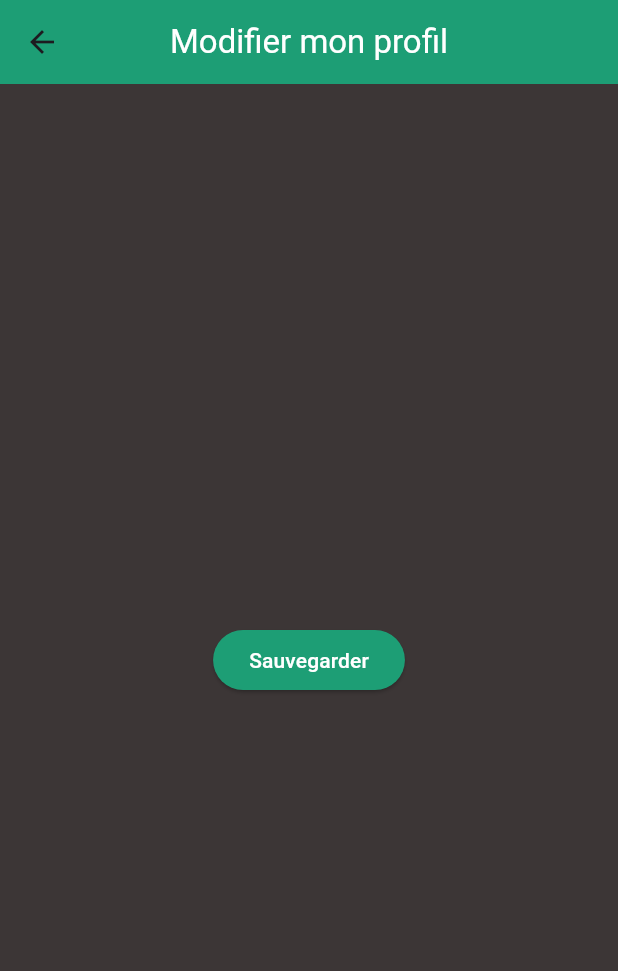
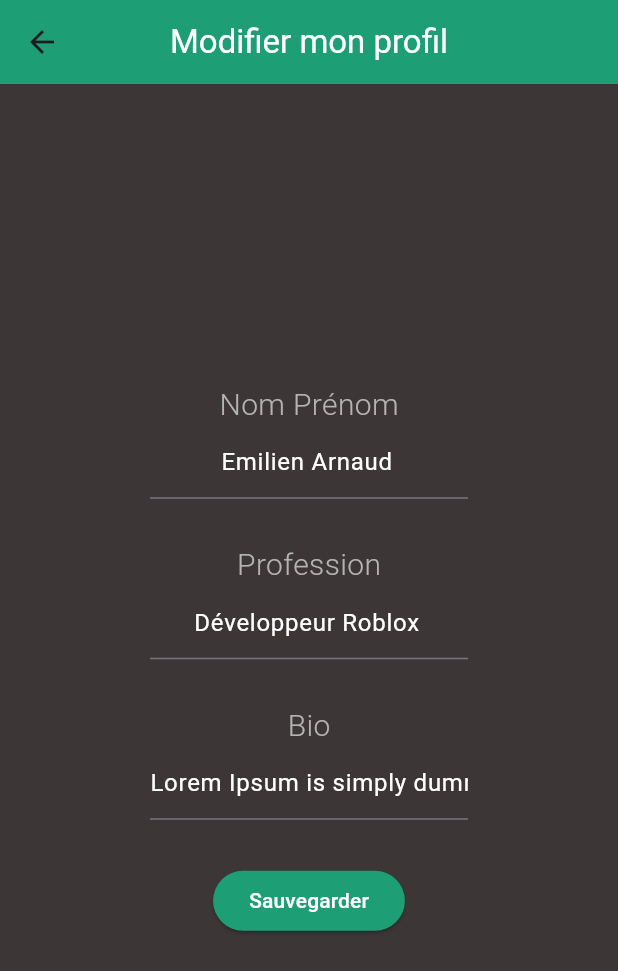
Before and after one commit to Riverboy33/gym_app, a Flutter app: the screen it shows after launch, after a tap on "Modifier le profil", on a phone screen of 412 x 824 dp. Shown: the top 971 px of the screen. Run offline on Flutter 3.47's test engine with Material 3 defaults, Android fonts, the phone set to English and light mode, and no system bars.

Commit message:
feat: add possibility to change infos

```diff
--- a/lib/main.dart
+++ b/lib/main.dart
@@ -13,6 +13,18 @@ class MyApp extends StatelessWidget {
   }
 }
 
+class ProfileData {
+  final String name;
+  final String profession;
+  final String bio;
+
+  ProfileData({
+    required this.name,
+    required this.profession,
+    required this.bio,
+  });
+}
+
 class ProfilPage extends StatefulWidget {
   const ProfilPage({super.key});
 
@@ -22,16 +34,20 @@ class ProfilPage extends StatefulWidget {
 
 class _ProfilPageState extends State<ProfilPage> {
   String name = "Emilien Arnaud";
+  String profession = "Développeur Roblox";
+  String bio = "Lorem Ipsum is simply dummy text of the printing and typesetting industry. Lorem Ipsum has been the industry\'s standard dummy text ever since the 1500s, when an unknown printer took a galley of type and scrambled it to make a type specimen book. It has survived not only five centuries, but also the leap into electronic typesetting, remaining essentially unchanged.";
 
   @override
   Widget build(BuildContext context) {
     return Scaffold(
       backgroundColor: const Color.fromARGB(255, 60, 54, 54),
+
       appBar: AppBar(
         centerTitle: true,
         backgroundColor: Color.fromARGB(255, 29, 158, 117),
         title: Text('Mon profil', style: TextStyle(color: Colors.white)),
       ),
+
       body: Padding(
         padding: const EdgeInsets.symmetric(horizontal: 20),
         child: Center(
@@ -40,6 +56,7 @@ class _ProfilPageState extends State<ProfilPage> {
             crossAxisAlignment: CrossAxisAlignment.center,
             children: [
               SizedBox(height: 20),
+
               CircleAvatar(
                 backgroundColor: const Color.fromARGB(255, 147, 239, 199),
                 radius: 100,
@@ -66,7 +83,7 @@ class _ProfilPageState extends State<ProfilPage> {
               SizedBox(height: 4),
 
               Text(
-                'Développeur Roblox',
+                profession,
                 style: TextStyle(
                   fontSize: 20,
                   fontWeight: FontWeight.w300,
@@ -104,7 +121,7 @@ class _ProfilPageState extends State<ProfilPage> {
               Align(
                 alignment: Alignment.centerLeft,
                 child: Text(
-                  'Lorem Ipsum is simply dummy text of the printing and typesetting industry. Lorem Ipsum has been the industry\'s standard dummy text ever since the 1500s, when an unknown printer took a galley of type and scrambled it to make a type specimen book. It has survived not only five centuries, but also the leap into electronic typesetting, remaining essentially unchanged.',
+                  bio,
                   style: TextStyle(
                     fontSize: 17,
                     fontWeight: FontWeight.w200,
@@ -126,15 +143,21 @@ class _ProfilPageState extends State<ProfilPage> {
                     ),
                   ),
                   onPressed: () async {
-                    final String? result = await Navigator.push(
+                    final ProfileData? result = await Navigator.push(
                       context,
                       MaterialPageRoute(
-                        builder: (context) => const EditProfilPage(),
+                        builder: (context) => EditProfilPage(
+                          name: name,
+                          profession: profession,
+                          bio: bio,
+                        ),
                       ),
                     );
                     if (result != null) {
                       setState(() {
-                        name = result;
+                        name = result.name;
+                        profession = result.profession;
+                        bio = result.bio;
                       });
                     }
                   },
@@ -152,13 +175,38 @@ class _ProfilPageState extends State<ProfilPage> {
   }
 }
 
-class EditProfilPage extends StatelessWidget {
-  const EditProfilPage({super.key});
+class EditProfilPage extends StatefulWidget {
+  final String name;
+  final String profession;
+  final String bio;
+
+  const EditProfilPage({super.key,
+    required this.name,
+    required this.profession,
+    required this.bio});
+
+  @override
+  State<EditProfilPage> createState() => _EditProfilPage();
+}
+
+class _EditProfilPage extends State<EditProfilPage> {
+  TextEditingController name = TextEditingController();
+  TextEditingController profession = TextEditingController();
+  TextEditingController bio = TextEditingController();
+
+  @override
+  void initState() {
+    super.initState();
+    name.text = widget.name;
+    profession.text = widget.profession;
+    bio.text = widget.bio;
+  }
 
   @override
   Widget build(BuildContext context) {
     return Scaffold(
       backgroundColor: const Color.fromARGB(255, 60, 54, 54),
+
       appBar: AppBar(
         centerTitle: true,
         backgroundColor: Color.fromARGB(255, 29, 158, 117),
@@ -167,23 +215,114 @@ class EditProfilPage extends StatelessWidget {
           style: TextStyle(color: Colors.white),
         ),
       ),
+
       body: Center(
         child: Column(
-            mainAxisAlignment: MainAxisAlignment.center,
-            crossAxisAlignment: CrossAxisAlignment.center,
+          mainAxisAlignment: MainAxisAlignment.center,
+          crossAxisAlignment: CrossAxisAlignment.center,
           children: [
+            Text(
+              'Nom Prénom',
+              style: TextStyle(
+                fontSize: 20,
+                fontWeight: FontWeight.w300,
+                color: const Color.fromARGB(255, 180, 180, 180),
+              ),
+            ),
+
+            Padding(
+              padding: const EdgeInsets.symmetric(horizontal: 100),
+              child: TextField(
+                controller: name,
+                textAlign: TextAlign.center,
+                style: TextStyle(color: Colors.white),
+                decoration: InputDecoration(
+                  hintText: "Entrez votre nom",
+                  hintStyle: TextStyle(color: Colors.grey),
+                ),
+              ),
+            ),
+
+            SizedBox(height: 30),
+
+            Text(
+              'Profession',
+              style: TextStyle(
+                fontSize: 20,
+                fontWeight: FontWeight.w300,
+                color: const Color.fromARGB(255, 180, 180, 180),
+              ),
+            ),
+
+            Padding(
+              padding: const EdgeInsets.symmetric(horizontal: 100),
+              child: TextField(
+                controller: profession,
+                textAlign: TextAlign.center,
+                style: TextStyle(color: Colors.white),
+                decoration: InputDecoration(
+                  hintText: "Entrez votre profession",
+                  hintStyle: TextStyle(color: Colors.grey),
+                ),
+              ),
+            ),
+
+            SizedBox(height: 30),
+
+            Text(
+              'Bio',
+              style: TextStyle(
+                fontSize: 20,
+                fontWeight: FontWeight.w300,
+                color: const Color.fromARGB(255, 180, 180, 180),
+              ),
+            ),
+
+            Padding(
+              padding: const EdgeInsets.symmetric(horizontal: 100),
+              child: TextField(
+                controller: bio,
+                textAlign: TextAlign.center,
+                style: TextStyle(color: Colors.white),
+                decoration: InputDecoration(
+                  hintText: "Entrez votre bio",
+                  hintStyle: TextStyle(color: Colors.grey),
+                ),
+              ),
+            ),
+
+            SizedBox(height: 30),
+
             ElevatedButton(
               style: ElevatedButton.styleFrom(
                 backgroundColor: Color.fromARGB(255, 29, 158, 117),
               ),
               onPressed: () {
-                Navigator.pop(context, "Ilan Menerville");
+                Navigator.pop(
+                  context,
+                  ProfileData(
+                    name: name.text,
+                    profession: profession.text,
+                    bio: bio.text,
+                  ),
+                );
               },
-              child: Text("Sauvegarder", style: TextStyle(color: Colors.white)),
+              child: Text(
+                "Sauvegarder",
+                style: TextStyle(color: Colors.white)
+              ),
             ),
           ],
         ),
       ),
     );
   }
+
+  @override
+  void dispose() {
+    name.dispose();
+    profession.dispose();
+    bio.dispose();
+    super.dispose();
+  }
 }
```
